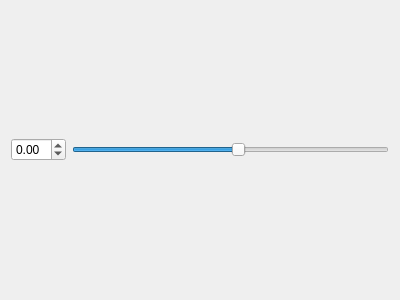
This is src/simulationsettingswidget.ui in bartromgens/nbart as Qt 5 draws it before an edit. The edited form follows.
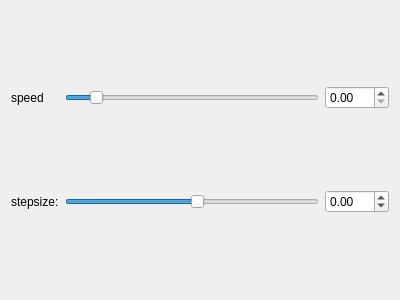
This is the edited form.

Commit message: Fixed problem where environment was not update with body state between integration steps (stepsize size).

Diff of the .ui file:
```diff
--- a/src/simulationsettingswidget.ui
+++ b/src/simulationsettingswidget.ui
@@ -14,7 +14,50 @@
    <string>Form</string>
   </property>
   <layout class="QGridLayout" name="gridLayout">
+   <item row="0" column="0">
+    <widget class="QLabel" name="speed">
+     <property name="text">
+      <string>speed</string>
+     </property>
+    </widget>
+   </item>
    <item row="0" column="1">
+    <widget class="QSlider" name="speedSlider">
+     <property name="minimum">
+      <number>0</number>
+     </property>
+     <property name="maximum">
+      <number>100</number>
+     </property>
+     <property name="value">
+      <number>10</number>
+     </property>
+     <property name="orientation">
+      <enum>Qt::Horizontal</enum>
+     </property>
+    </widget>
+   </item>
+   <item row="0" column="2">
+    <widget class="QDoubleSpinBox" name="speedSpinBox">
+     <property name="minimum">
+      <double>0.000000000000000</double>
+     </property>
+     <property name="maximum">
+      <double>100.000000000000000</double>
+     </property>
+     <property name="singleStep">
+      <double>0.100000000000000</double>
+     </property>
+    </widget>
+   </item>
+   <item row="1" column="0">
+    <widget class="QLabel" name="label">
+     <property name="text">
+      <string>stepsize:</string>
+     </property>
+    </widget>
+   </item>
+   <item row="1" column="1">
     <widget class="QSlider" name="stepsizeSlider">
      <property name="minimum">
       <number>-100</number>
@@ -30,7 +73,7 @@
      </property>
     </widget>
    </item>
-   <item row="0" column="0">
+   <item row="1" column="2">
     <widget class="QDoubleSpinBox" name="stepsizeSpinBox">
      <property name="minimum">
       <double>-1.000000000000000</double>
```
The commit also changes 10 other files.
